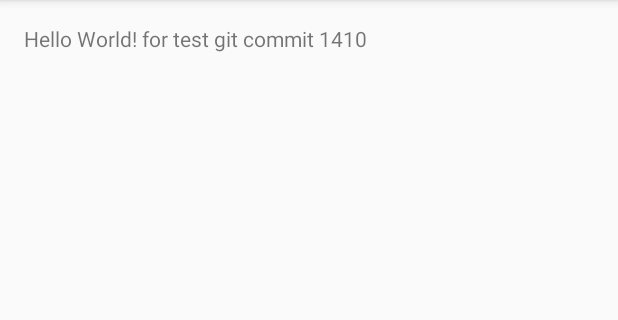
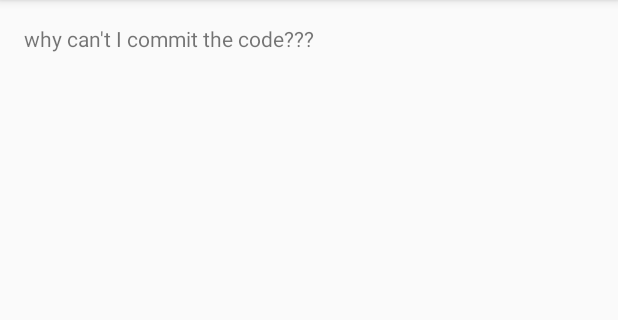
Before and after one commit to Markupzh/evolution, an Android app: the screen it shows after launch (MainActivity), on a phone screen of 412 x 824 dp, the part 84-404 px from its top. Run offline under Robolectric (Android 15) with nearby library versions, the phone set to English and light mode, and no system bars.

Commit message:
commit at 1413

```diff
--- a/app/src/main/res/layout/activity_main.xml
+++ b/app/src/main/res/layout/activity_main.xml
@@ -12,5 +12,5 @@
     <TextView
         android:layout_width="wrap_content"
         android:layout_height="wrap_content"
-        android:text="Hello World! for test git commit 1410"/>
+        android:text="why can't I commit the code???"/>
 </RelativeLayout>
```
